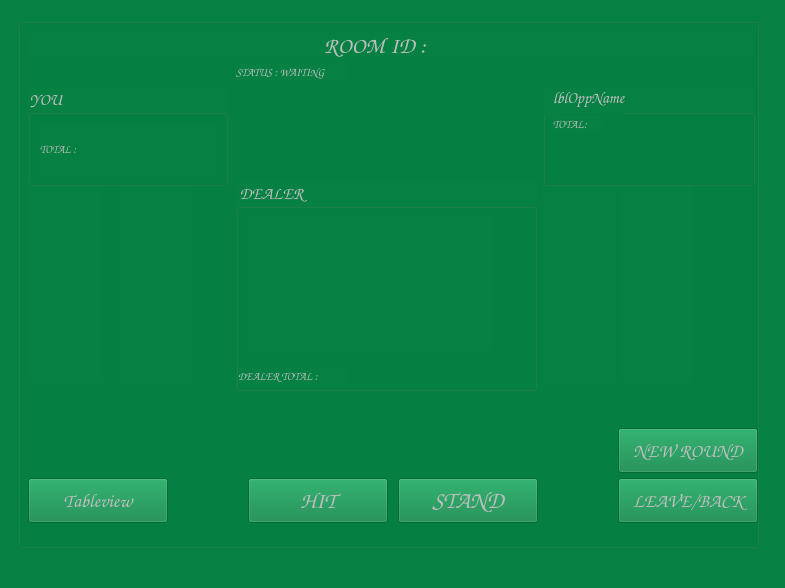
Above: client/mainwindow.ui from ITIFA12B25/BlackJackServer2 before the change. Below: the same form after it.
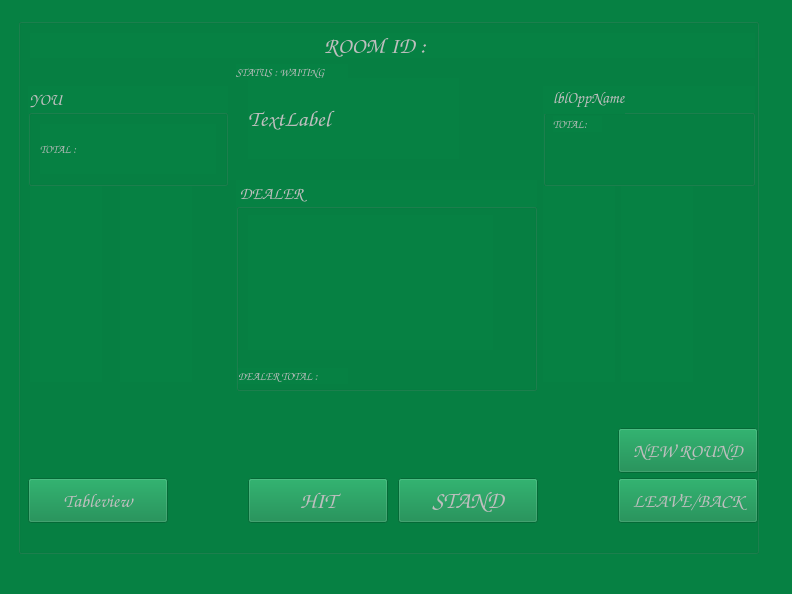
That is the form after the change.

What changed in the file:
```diff
--- a/client/mainwindow.ui
+++ b/client/mainwindow.ui
@@ -9,8 +9,8 @@
    <rect>
     <x>0</x>
     <y>0</y>
-    <width>785</width>
-    <height>588</height>
+    <width>792</width>
+    <height>594</height>
    </rect>
   </property>
   <property name="font">
@@ -846,6 +846,25 @@
             <string/>
            </property>
           </widget>
+          <widget class="QLabel" name="lblWinner">
+           <property name="geometry">
+            <rect>
+             <x>230</x>
+             <y>60</y>
+             <width>211</width>
+             <height>81</height>
+            </rect>
+           </property>
+           <property name="font">
+            <font>
+             <family>Comic Sans MS</family>
+             <pointsize>17</pointsize>
+            </font>
+           </property>
+           <property name="text">
+            <string>TextLabel</string>
+           </property>
+          </widget>
           <zorder>lblRoomInfo</zorder>
           <zorder>lblStatus</zorder>
           <zorder>lblPlayerCard1</zorder>
@@ -865,6 +884,7 @@
           <zorder>groupBox_player2</zorder>
           <zorder>btnSwitchToTable</zorder>
           <zorder>groupBox_player1</zorder>
+          <zorder>lblWinner</zorder>
          </widget>
         </item>
        </layout>
@@ -1453,8 +1473,8 @@
     <rect>
      <x>0</x>
      <y>0</y>
-     <width>785</width>
-     <height>21</height>
+     <width>792</width>
+     <height>25</height>
     </rect>
    </property>
   </widget>
```
